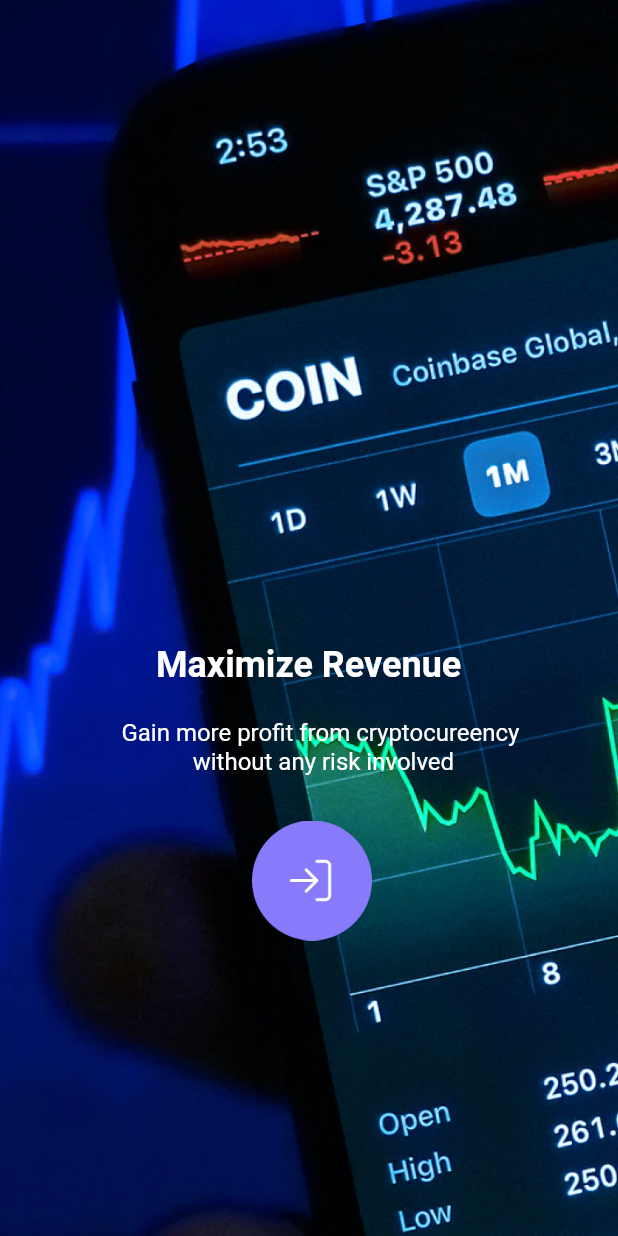
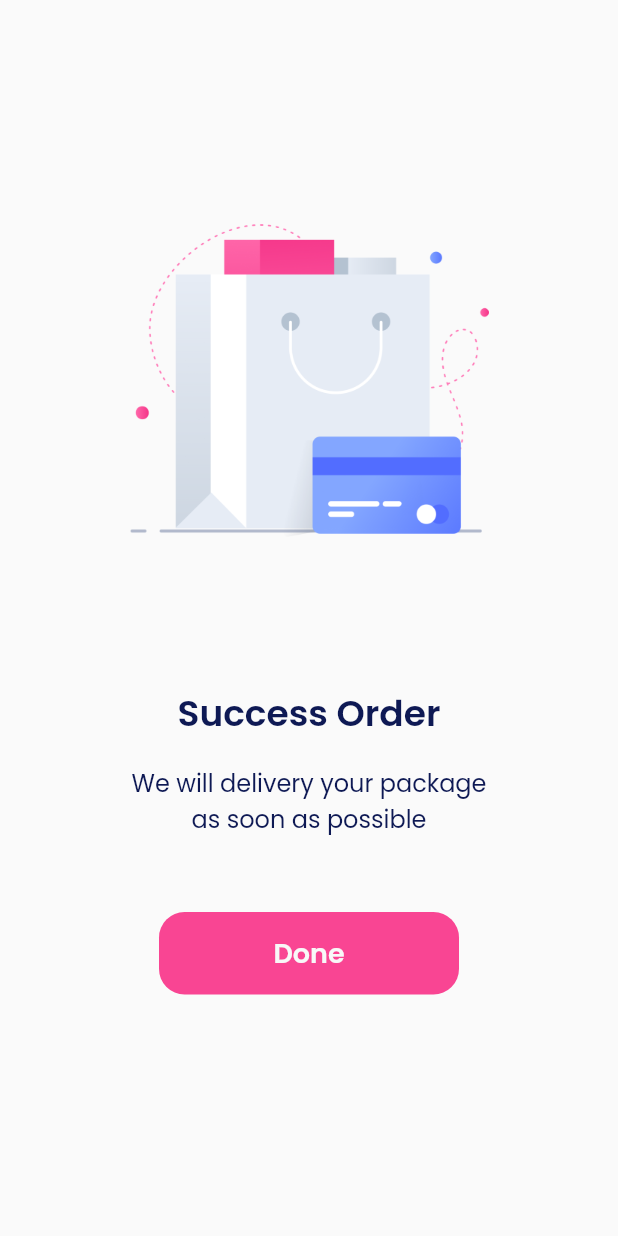
Before and after one commit to amnamaharani/flutter_sevendays, a Flutter app: the screen it shows after launch, after a tap on "Day 4", on a phone screen of 412 x 824 dp. Run offline on Flutter 3.47's test engine with Material 2 defaults, Android fonts, the phone set to English and light mode, and no system bars; our stand-ins replace google_fonts.

Commit message:
day 4 page 1

```diff
--- a/lib/main.dart
+++ b/lib/main.dart
@@ -1,5 +1,6 @@
 import 'package:flutter/material.dart';
 import 'package:sevendays/main_splash.dart';
+import 'package:sevendays/pages/first_empty.dart';
 import 'package:sevendays/pages/first_signin.dart';
 import 'package:sevendays/pages/first_splash.dart';
 import 'package:sevendays/pages/first_started.dart';
@@ -26,7 +27,8 @@ class MyApp extends StatelessWidget {
         '/firststarted' : (context) => const FirstStarted(),
         '/secondstarted' : (context) => const SecondStarted(),
         '/firstsignin' :(context) => const SignIn(),
-        '/secondsignin' :(context) => SecondSignin(),
+        '/secondsignin' :(context) => const SecondSignin(),
+        '/firstempty' :(context) => const FirstEmpty(),
       },
     );
   }
--- a/lib/main_splash.dart
+++ b/lib/main_splash.dart
@@ -14,7 +14,7 @@ class MainSplash extends StatelessWidget {
             button('Day 1', () => Navigator.pushNamed(context, '/firstsplash')),
             button('Day 2', () => Navigator.pushNamed(context, '/firststarted')),
             button('Day 3', () => Navigator.pushNamed(context, '/firstsignin')),
-            button('Day 4', () => Navigator.pushNamed(context, '/firststarted')),
+            button('Day 4', () => Navigator.pushNamed(context, '/firstempty')),
             button('Day 5', () => Navigator.pushNamed(context, '/firststarted')),
             button('Day 6', () => Navigator.pushNamed(context, '/firststarted')),
             button('Day 7', () => Navigator.pushNamed(context, '/firststarted'))
--- /dev/null
+++ b/lib/pages/first_empty.dart
@@ -0,0 +1,50 @@
+import 'package:flutter/material.dart';
+import 'package:sevendays/widgets/theme.dart';
+
+class FirstEmpty extends StatelessWidget {
+  const FirstEmpty({Key? key}) : super(key: key);
+
+  @override
+  Widget build(BuildContext context) {
+    return Scaffold(
+      body: Center(
+        child: Column(
+          children: [
+            const SizedBox(height: 148,),
+            Image.asset(
+              'assets/icon_empty.png',
+              width: 239.72,
+              height: 210,
+            ),
+            const SizedBox(height: 100,),
+            Text(
+              'Success Order',
+              style: boldTextStyle,
+            ),
+            const SizedBox(height: 16,),
+            Text(
+              'We will delivery your package\nas soon as possible',
+              style: lightTextStyle,
+              textAlign: TextAlign.center,
+            ),
+            const SizedBox(height: 50,),
+            Container(
+              height: 55,
+              width: 200,
+              decoration: BoxDecoration(
+                color: const Color(0xffF94593),
+                borderRadius: BorderRadius.circular(17),
+              ),
+              child: Align(
+                child: Text(
+                  'Done',
+                  style: buttonTextStyle,
+                ),
+              ),
+            )
+          ],
+        ),
+      ),
+    );
+  }
+}
--- a/lib/widgets/theme.dart
+++ b/lib/widgets/theme.dart
@@ -0,0 +1,37 @@
+import 'package:flutter/material.dart';
+import 'package:google_fonts/google_fonts.dart';
+
+Color blackColor = const Color(0xff0E1954);
+
+//First empty state
+TextStyle boldTextStyle = GoogleFonts.poppins(
+  color: blackColor,
+  fontSize: 24,
+  fontWeight: FontWeight.w600,
+);
+
+TextStyle lightTextStyle = GoogleFonts.poppins(
+  color: blackColor,
+  fontSize: 16,
+);
+
+TextStyle buttonTextStyle = GoogleFonts.poppins(
+  color: const Color(0xffF8F8F8),
+  fontSize: 18,
+  fontWeight: FontWeight.w600,
+);
+
+//second empty state
+Color whiteColor = const Color(0xffFFFFFF);
+
+TextStyle titleTextStyle = GoogleFonts.poppins(
+  color: whiteColor,
+  fontSize: 24,
+  fontWeight: FontWeight.w600,
+);
+
+TextStyle descTextStyle = GoogleFonts.poppins(
+  color: whiteColor,
+  fontSize: 16,
+  fontWeight: FontWeight.w300,
+);
```
